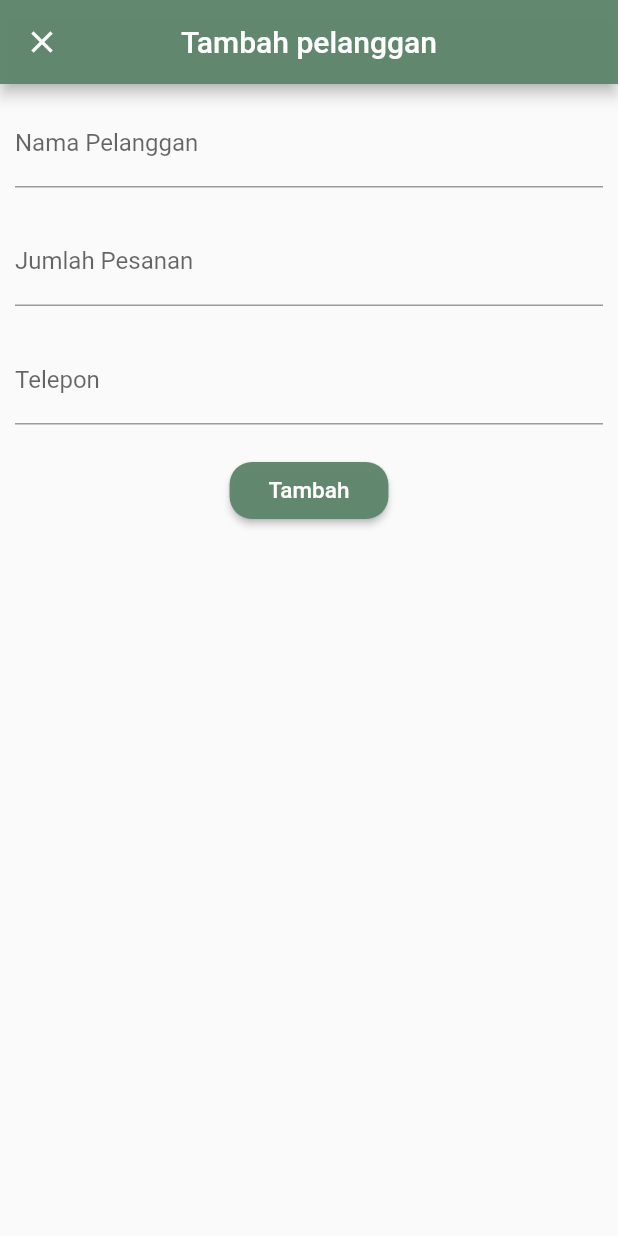
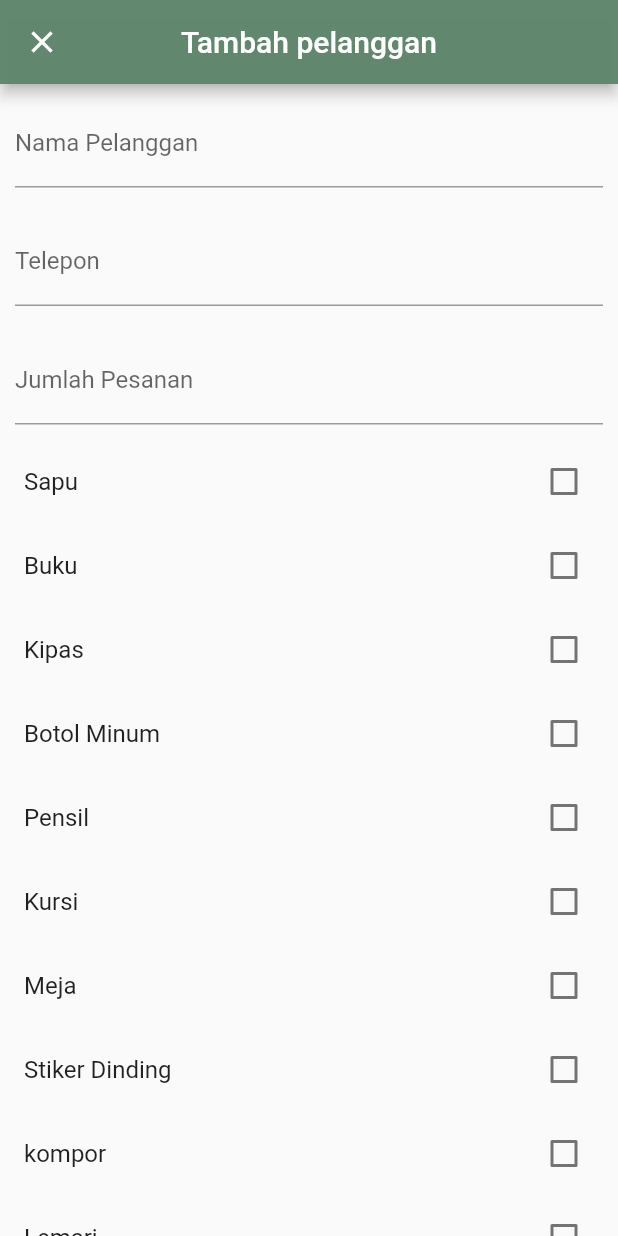
Before and after one commit to aadeeee/Proyek-mobile, a Flutter app: the MyCustomerList screen opened directly, after a tap on "Pembelian", after a tap on the "add" icon, on a phone screen of 412 x 824 dp. Run offline on Flutter 3.47's test engine with Material 2 defaults, Android fonts, the phone set to English and light mode, and no system bars; our stand-ins replace carousel_slider, google_fonts.

Commit message:
Halaman detail pelanggan

```diff
--- a/lib/Provider/pelangganProvider.dart
+++ b/lib/Provider/pelangganProvider.dart
@@ -2,22 +2,17 @@ import 'package:flutter/material.dart';
 
 class CustomerProvider with ChangeNotifier {
   final List<Map<String, dynamic>> _customers = [
-    {'name': 'Budi', 'order': 10, 'hp': "08123354565"},
-    {'name': 'Adi', 'order': 4, 'hp': "0814372435935"},
-    {'name': 'aaa', 'order': 9, 'hp': "0814372435935"},
-    {'name': 'Budi', 'order': 1, 'hp': "08123354565"},
-    {'name': 'Adi', 'order': 15, 'hp': "0814372435935"},
-    {'name': 'aaa', 'order': 4, 'hp': "0814372435935"}
+    {'name': 'Budi', 'order': 10, 'hp': "08123354565", 'produk': ['Sapu', 'Buku', "Kipas", 'Botol Minum', "Pensil", "Kursi", "Meja", "Stiker Dinding", 'kompor', "Lemari"]},
+    {'name': 'Adi', 'order': 4, 'hp': "0814372435935", 'produk': ['Sapu', 'Buku',"Kipas", 'Botol Minum']},
+    {'name': 'aaa', 'order': 9, 'hp': "0814372435935", 'produk': ['Sapu', 'Buku', "Kipas", 'Botol Minum', "Pensil", "Kursi", "Meja", "Stiker Dinding", 'kompor']},
+    {'name': 'Budi', 'order': 1, 'hp': "08123354565", 'produk': ['Sapu']},
+    {'name': 'Adi', 'order': 6, 'hp': "0814372435935", 'produk': ['Sapu', 'Buku', "Kipas", 'Botol Minum', "Pensil", "Kursi"]},
+    {'name': 'aaa', 'order': 5, 'hp': "0814372435935", 'produk': ['Sapu', 'Buku', "Kipas", 'Botol Minum', "Pensil"]}
   ];
-
-  List<Map<String, dynamic>> _customers2 = [
-    {'name': 'Budi', 'order': 10, 'hp': "08123354565"},
-    {'name': 'Adi', 'order': 4, 'hp': "0814372435935"},
-    {'name': 'aaa', 'order': 9, 'hp': "0814372435935"},
-    {'name': 'Budi', 'order': 1, 'hp': "08123354565"},
-    {'name': 'Adi', 'order': 15, 'hp': "0814372435935"},
-    {'name': 'aaa', 'order': 4, 'hp': "0814372435935"}
+   final List<String> _products = [
+    'Sapu', 'Buku', "Kipas", 'Botol Minum', "Pensil", "Kursi", "Meja", "Stiker Dinding", 'kompor', "Lemari"
   ];
+   List<String> get products => _products;
 
   List<Map<String, dynamic>> get customers => _customers;
   List<Map<String, dynamic>> filteredCustomers = [];
@@ -49,10 +44,13 @@ class CustomerProvider with ChangeNotifier {
     notifyListeners();
   }
 
-  void addCustomer(name, int totalPurchase, hp) {
-    final customer = {'name': name, 'order': totalPurchase, 'hp': hp};
+  void addCustomer(name, int totalPurchase, hp, selectedProduk) {
+    final customer = {
+      'name': name,
+      'order': totalPurchase,
+      'hp': hp,
+      'produk': selectedProduk};
     _customers.add(customer);
-    _customers2.add(customer);
     notifyListeners();
   }
 
@@ -62,9 +60,9 @@ class CustomerProvider with ChangeNotifier {
   }
 
   List<Map<String, dynamic>> getTopBuyers() {
-    _customers2.sort((a, b) => a['order'].compareTo(b['order']));
-    return _customers2;
-  }
+  _customers.sort((a, b) => a['order'].compareTo(b['order']));
+  return _customers;
+}
   List<Map<String, dynamic>> searchCustomers(String searchText) {
     if (searchText.isEmpty) {
       return customers;
--- a/lib/component/Pelanggan/Customer.dart
+++ b/lib/component/Pelanggan/Customer.dart
@@ -1,8 +1,8 @@
 import 'package:flutter/material.dart';
 import 'package:mobile/Provider/pelangganProvider.dart';
-
+import 'package:mobile/component/Pelanggan/detailCustomer.dart';
+import 'package:mobile/component/Pelanggan/tambahPelanggan.dart';
 import 'package:provider/provider.dart';
-
 import '../../Variabel/global.dart';
 
 class MyCustomerList extends StatefulWidget {
@@ -54,7 +54,12 @@ class _MyCustomerListState extends State<MyCustomerList> {
                     Padding(
                       padding: const EdgeInsets.all(8.0),
                       child: FilterChip(
-                        label: const Text("Pembelian"),
+                        label: const Row(
+                          children: [
+                            Text("Pembelian "),
+                            Icon(Icons.arrow_upward),
+                          ],
+                        ),
                         selected: prov.getCountOrder,
                         onSelected: (value) {
                           prov.setCountOrder = value;
@@ -63,7 +68,12 @@ class _MyCustomerListState extends State<MyCustomerList> {
                       ),
                     ),
                     FilterChip(
-                      label: const Text("5 Teratas"),
+                      label: const Row(
+                        children: [
+                          Text("Pembelian"),
+                          Icon(Icons.arrow_downward)
+                        ],
+                      ),
                       selected: prov.getTopBuy,
                       onSelected: (value) {
                         prov.setTopBuy = value;
@@ -76,11 +86,18 @@ class _MyCustomerListState extends State<MyCustomerList> {
               if (prov.getTopBuy)
                 for (var i = 0; i < prov.getTopBuyers().length; i++)
                   ListTile(
+                    onTap: () {
+                      Navigator.push(
+                        context,
+                        MaterialPageRoute(
+                          builder: (context) => MyDetailCustomer(customer: prov.getTopBuyers()[i],),
+                        ),
+                      );
+                    },
                     leading: const CircleAvatar(
-                        backgroundColor: primaryColor,
-                        child: Icon(Icons.person),
-                      ),
-
+                      backgroundColor: primaryColor,
+                      child: Icon(Icons.person),
+                    ),
                     title: Text("${prov.customers[i]['name']}"),
                     subtitle: Column(
                       crossAxisAlignment: CrossAxisAlignment.start,
@@ -98,6 +115,14 @@ class _MyCustomerListState extends State<MyCustomerList> {
               if (prov.getCountOrder)
                 for (var i = 0; i < prov.getFrequentShoppers().length; i++)
                   ListTile(
+                    onTap: () {
+                      Navigator.push(
+                        context,
+                        MaterialPageRoute(
+                          builder: (context) => MyDetailCustomer(customer: prov.getFrequentShoppers()[i],),
+                        ),
+                      );
+                    },
                     leading: const CircleAvatar(
                       backgroundColor: primaryColor,
                       child: Icon(Icons.person),
@@ -121,6 +146,16 @@ class _MyCustomerListState extends State<MyCustomerList> {
                     i < prov.searchCustomers(searchText).length;
                     i++)
                   ListTile(
+                    onTap: () {
+                      Navigator.push(
+                        context,
+                        MaterialPageRoute(
+                          builder: (context) => MyDetailCustomer(
+                            customer: prov.customers[i],
+                          ),
+                        ),
+                      );
+                    },
                     leading: const CircleAvatar(
                       backgroundColor: primaryColor,
                       child: Icon(Icons.person),
@@ -150,77 +185,7 @@ class _MyCustomerListState extends State<MyCustomerList> {
           showDialog(
             context: context,
             builder: (context) {
-              return Dialog(
-                insetPadding: EdgeInsets.zero,
-                child: Scaffold(
-                  appBar: AppBar(
-                    backgroundColor: primaryColor,
-                    title: const Text('Tambah pelanggan',
-                        style: TextStyle(fontSize: 20)),
-                    centerTitle: true,
-                    automaticallyImplyLeading: false,
-                    leading: IconButton(
-                      onPressed: () => Navigator.of(context).pop(),
-                      icon: const Icon(Icons.close),
-                    ),
-                  ),
-                  body: Column(
-                    children: [
-                      Padding(
-                        padding: const EdgeInsets.all(10),
-                        child: TextField(
-                            controller: prov.nameController,
-                            decoration: const InputDecoration(
-                              labelText: "Nama Pelanggan",
-                            )),
-                      ),
-                      Padding(
-                        padding: const EdgeInsets.all(10),
-                        child: TextField(
-                            controller: prov.orderController,
-                            keyboardType: TextInputType.number,
-                            decoration: const InputDecoration(
-                              labelText: "Jumlah Pesanan",
-                            )),
-                      ),
-
-                      Padding(
-                        padding: const EdgeInsets.all(10.0),
-                        child: TextField(
-                          controller: prov.phoneController,
-                          keyboardType: TextInputType.phone,
-                          decoration: const InputDecoration(
-                            labelText: 'Telepon',
-                          ),
-                        ),
-                      ),
-                      Padding(
-                        padding: const EdgeInsets.all(10),
-                        child: ElevatedButton(
-                          onPressed: () {
-                            prov.addCustomer(
-                                prov.getNameController.text,
-                                int.parse(prov.getOrderController.text),
-                                prov.getPhoneController.text);
-                            Navigator.of(context).pop();
-                          },
-                          style: ElevatedButton.styleFrom(
-                              backgroundColor: primaryColor,
-                              shape: RoundedRectangleBorder(
-                                  borderRadius: BorderRadius.circular(15))),
-                          child: const Padding(
-                            padding: EdgeInsets.all(10.0),
-                            child: Text(
-                              'Tambah',
-                              style: TextStyle(fontSize: 15),
-                            ),
-                          ),
-                        ),
-                      )
-                    ],
-                  ),
-                ),
-              );
+              return const AddCustomerDialog();
             },
           );
         },
--- /dev/null
+++ b/lib/component/Pelanggan/tambahPelanggan.dart
@@ -0,0 +1,174 @@
+import 'package:flutter/material.dart';
+import 'package:provider/provider.dart';
+
+import '../../Provider/pelangganProvider.dart';
+import '../../Variabel/global.dart';
+
+class AddCustomerDialog extends StatefulWidget {
+  const AddCustomerDialog({super.key});
+
+  @override
+  State<AddCustomerDialog> createState() => _AddCustomerDialogState();
+}
+
+class _AddCustomerDialogState extends State<AddCustomerDialog> {
+  final List<String> _selectedProducts = [];
+  final TextEditingController _newProductController = TextEditingController();
+  int _orderQuantity = 0;
+
+  @override
+  void dispose() {
+    _newProductController.dispose();
+    super.dispose();
+  }
+
+  void _updateOrderQuantity(String value) {
+    setState(() {
+      _orderQuantity = int.tryParse(value) ?? 0;
+    });
+  }
+
+  @override
+  Widget build(BuildContext context) {
+    var prov = Provider.of<CustomerProvider>(context);
+    return Dialog(
+      insetPadding: EdgeInsets.zero,
+      child: Scaffold(
+        appBar: AppBar(
+          backgroundColor: primaryColor,
+          title: const Text('Tambah pelanggan', style: TextStyle(fontSize: 20)),
+          centerTitle: true,
+          automaticallyImplyLeading: false,
+          leading: IconButton(
+            onPressed: () => Navigator.of(context).pop(),
+            icon: const Icon(Icons.close),
+          ),
+        ),
+        body: SingleChildScrollView(
+          child: Column(
+            children: [
+              Padding(
+                padding: const EdgeInsets.all(10.0),
+                child: TextField(
+                  controller: prov.nameController,
+                  decoration: const InputDecoration(
+                    labelText: 'Nama Pelanggan',
+
+                  ),
+                ),
+              ),
+              Padding(
+                padding: const EdgeInsets.all(10.0),
+                child: TextField(
+                  controller: prov.phoneController,
+                  keyboardType: TextInputType.phone,
+                  decoration: const InputDecoration(
+                    labelText: 'Telepon',
+
+                  ),
+                ),
+              ),
+              Padding(
+                padding: const EdgeInsets.all(10.0),
+                child: TextField(
+                  onChanged: _updateOrderQuantity,
+                  keyboardType: TextInputType.number,
+                  decoration: const InputDecoration(
+                    labelText: 'Jumlah Pesanan',
+                  ),
+                ),
+              ),
+              ListView.builder(
+                shrinkWrap: true,
+                itemCount: prov.products.length,
+                itemBuilder: (context, index) {
+                  final product = prov.products[index];
+                  final isProductSelected = _selectedProducts.contains(product);
+
+                  return CheckboxListTile(
+                    activeColor: primaryColor,
+                    title: Text(product),
+                    value: isProductSelected,
+                    onChanged: (bool? value) {
+                      setState(() {
+                        if (value != null && value) {
+                          _selectedProducts.add(product);
+                        } else {
+                          _selectedProducts.remove(product);
+                        }
+                      });
+                    },
+                  );
+                },
+              ),
+              if (_selectedProducts.contains('Produk Lainnya'))
+                Padding(
+                  padding: const EdgeInsets.all(10.0),
+                  child: TextField(
+                    controller: _newProductController,
+                    decoration: const InputDecoration(
+                      labelText: 'Nama Produk Baru',
+                    ),
+                  ),
+                ),
+              CheckboxListTile(
+                activeColor: primaryColor,
+                title: const Text('Produk Lainnya'),
+                value: _selectedProducts.contains('Produk Lainnya'),
+                onChanged: (bool? value) {
+                  setState(() {
+                    if (value != null && value) {
+                      _selectedProducts.add('Produk Lainnya');
+                    } else {
+                      _selectedProducts.remove('Produk Lainnya');
+                    }
+                  });
+                },
+              ),
+              ElevatedButton(
+                onPressed: (_orderQuantity > 0 &&
+                        prov.nameController.text.isNotEmpty &&
+                        prov.phoneController.text.isNotEmpty &&
+                        _selectedProducts.isNotEmpty &&
+                        _selectedProducts.length <= _orderQuantity)
+                    ? () {
+                        if (_selectedProducts.contains('Produk Lainnya')) {
+                          String newProduct = _newProductController.text.trim();
+                          if (newProduct.isNotEmpty) {
+                            prov.products.add(newProduct);
+                            _selectedProducts.remove('Produk Lainnya');
+                            _selectedProducts.add(newProduct);
+                          }
+                        }
+                        prov.addCustomer(
+                          prov.getNameController.text,
+                          _orderQuantity,
+                          prov.getPhoneController.text,
+                          _selectedProducts,
+                        );
+                        prov.getNameController.clear();
+                        prov.getPhoneController.clear();
+                        Navigator.of(context).pop();
+                      }
+                    : null,
+                style: ElevatedButton.styleFrom(
+                  backgroundColor: primaryColor,
+                  shape: RoundedRectangleBorder(
+                    borderRadius: BorderRadius.circular(15),
+                  ),
+                ),
+                child: const Padding(
+                  padding: EdgeInsets.all(10.0),
+                  child: Text(
+                    'Tambah',
+                    style: TextStyle(fontSize: 15),
+                  ),
+                ),
+              ),
+            ],
+          ),
+        ),
+      ),
+    );
+  }
+}
--- a/lib/main.dart
+++ b/lib/main.dart
@@ -6,6 +6,7 @@ import 'package:mobile/Provider/profilProvider.dart';
 import 'package:mobile/Provider/regisProvider.dart';
 import 'package:mobile/Provider/supplierProvider.dart';
 import 'package:mobile/Provider/transaksiProvider.dart';
+import 'package:mobile/component/Pelanggan/pelanggan.dart';
 import 'package:mobile/component/Produk/produkSupply.dart';
 import 'package:mobile/component/app.dart';
 import 'package:provider/provider.dart';
@@ -38,7 +39,7 @@ class MyApp extends StatelessWidget {
       title: 'Inventory plus',
       debugShowCheckedModeBanner: false,
       theme: prov.getTheme(),
-      home: MyMain(),
+      home: MyLogin(),
     );
   }
 }
```
Also changed, not shown: lib/component/Pelanggan/detailCustomer.dart (added, +63 -0 lines).
